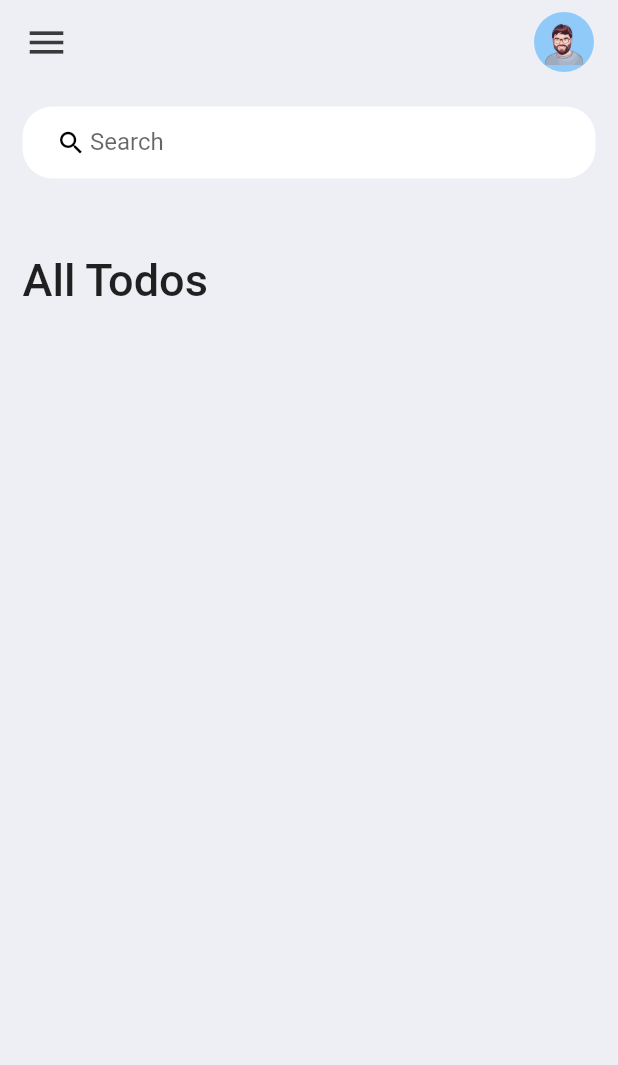
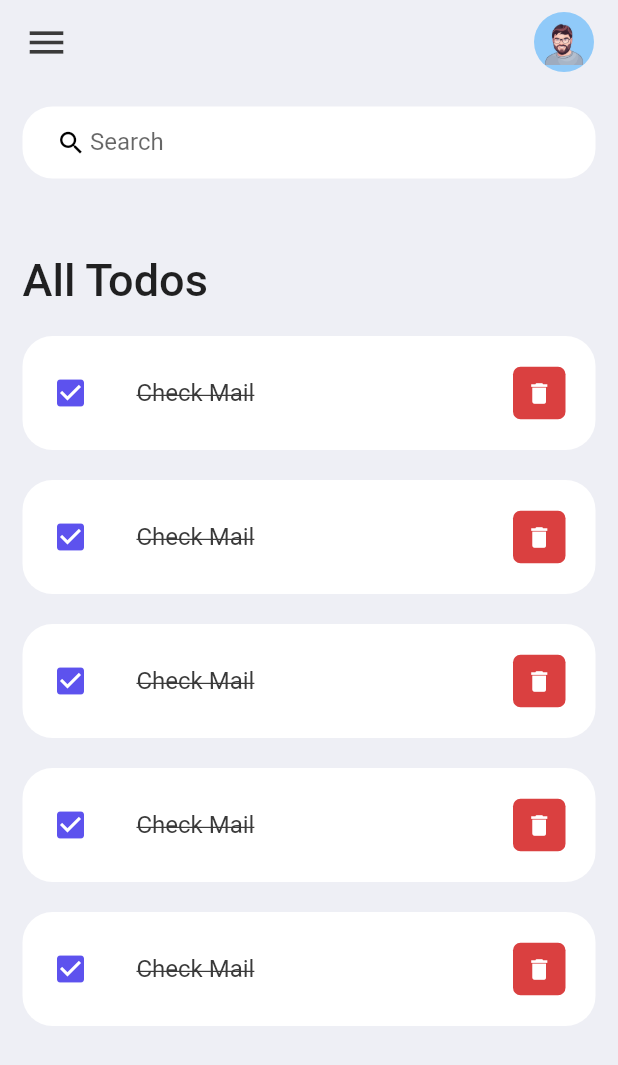
Before and after one commit to mehdigharibi/MyFlutterTodo, a Flutter app: the screen it shows after launch, on a phone screen of 412 x 824 dp. Shown: the top 1065 px of the screen. Run offline on Flutter 3.47's test engine with Material 2 defaults, Android fonts, the phone set to English and light mode, and no system bars.

Commit message:
add Fix TodoList Tile

```diff
--- a/lib/screens/home.dart
+++ b/lib/screens/home.dart
@@ -3,6 +3,7 @@ import 'package:flutter/services.dart';
 import 'package:mytodo/constants/colors.dart';
 import 'package:mytodo/widgets/appBar.dart';
 import 'package:mytodo/widgets/searchBox.dart';
+import 'package:mytodo/widgets/todoItems.dart';
 import 'package:mytodo/widgets/todoLabel.dart';
 
 class homeScreen extends StatefulWidget {
--- /dev/null
+++ b/lib/widgets/todoItems.dart
@@ -0,0 +1,51 @@
+import 'package:flutter/material.dart';
+import '../constants/colors.dart';
+
+class todoItems extends StatefulWidget {
+  const todoItems({super.key});
+
+  @override
+  State<todoItems> createState() => _todoItemsState();
+}
+
+class _todoItemsState extends State<todoItems> {
+  @override
+  Widget build(BuildContext context) {
+    return Container(
+      margin: EdgeInsets.only(bottom: 20),
+      child: ListTile(
+        onTap: () {
+          print('Click List Tile');
+        },
+        contentPadding: EdgeInsets.symmetric(horizontal: 20, vertical: 10),
+        shape: RoundedRectangleBorder(borderRadius: BorderRadius.circular(20)),
+        tileColor: Colors.white,
+        leading: Icon(
+          Icons.check_box,
+          color: tdBlue,
+        ),
+        title: Text(
+          'Check Mail',
+          style: TextStyle(
+              fontSize: 16,
+              color: tdBlack,
+              decoration: TextDecoration.lineThrough),
+        ),
+        trailing: Container(
+          height: 35,
+          width: 35,
+          decoration: BoxDecoration(
+              color: tdRed, borderRadius: BorderRadius.circular(5)),
+          child: IconButton(
+            onPressed: () {},
+            icon: Icon(
+              Icons.delete,
+            ),
+            iconSize: 18,
+            color: Colors.white,
+          ),
+        ),
+      ),
+    );
+  }
+}
--- a/lib/widgets/todoLabel.dart
+++ b/lib/widgets/todoLabel.dart
@@ -1,4 +1,5 @@
 import 'package:flutter/material.dart';
+import 'package:mytodo/widgets/todoItems.dart';
 
 Widget todoLabel() {
   return Expanded(
@@ -10,7 +11,12 @@ Widget todoLabel() {
             'All Todos',
             style: TextStyle(fontSize: 30, fontWeight: FontWeight.w500),
           ),
-        )
+        ),
+        todoItems(),
+        todoItems(),
+        todoItems(),
+        todoItems(),
+        todoItems(),
       ],
     ),
   );
```
